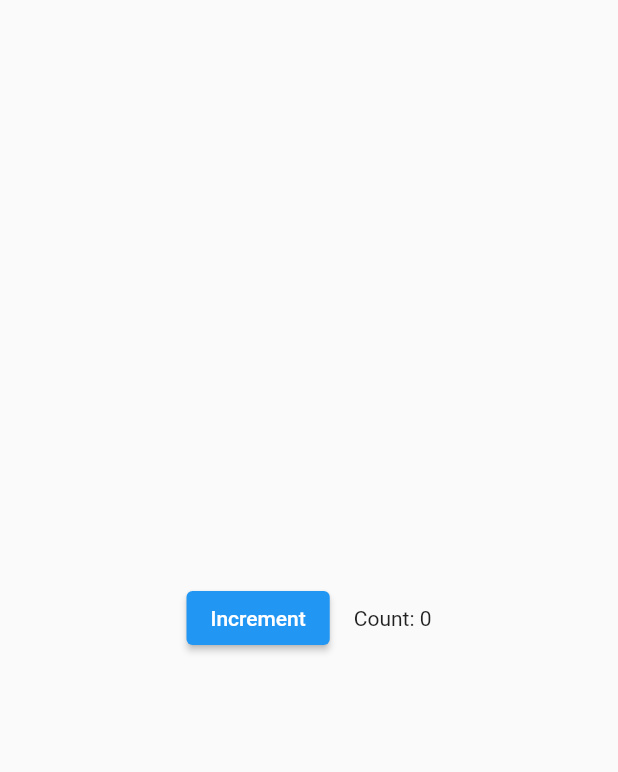
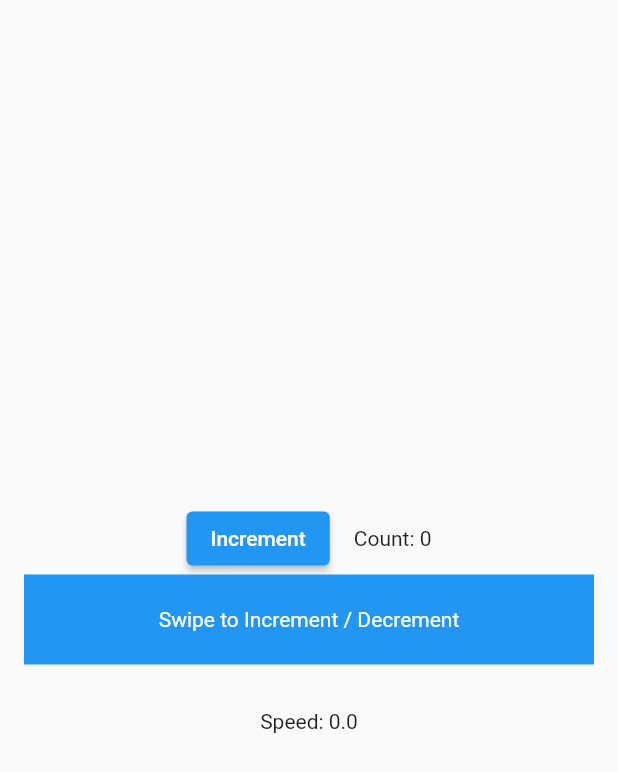
Before and after one commit to Am271/flutter-prac, a Flutter app: the screen it shows after launch, on a phone screen of 412 x 824 dp. Shown: the top 772 px of the screen. Run offline on Flutter 3.47's test engine with Material 2 defaults, Android fonts, the phone set to English and light mode, and no system bars.

Commit message:
Added swipe actions to increment or decrement

```diff
--- a/lib/main.dart
+++ b/lib/main.dart
@@ -34,6 +34,7 @@ class Counter extends StatefulWidget {
 
 class _CounterState extends State<Counter> {
   int _counter = 0;
+  double velocity = 0.0;
 
   void _increment() {
     setState(() {
@@ -41,16 +42,48 @@ class _CounterState extends State<Counter> {
     });
   }
 
+  void _updateVel(velocity_) {
+    setState(() {
+      velocity = velocity_;
+      if(velocity < 0) { // Swipe left
+        --_counter;
+      } else { // Swipe right
+        ++_counter;
+      }
+    });
+  }
+
   @override
   Widget build(BuildContext context) {
-    return Row(
+    return Column(mainAxisAlignment: MainAxisAlignment.center, children: [
+      Row(
         mainAxisAlignment: MainAxisAlignment.center,
         children: <Widget>[
           CounterIncrementor(onPressed: _increment),
           const SizedBox(width: 16),
           CounterDisplay(count: _counter),
         ],
-    );
+      ),
+      GestureDetector(
+          onHorizontalDragEnd: ((details) {
+            _updateVel(details.primaryVelocity);
+          }),
+          child: Container(
+            decoration: const BoxDecoration(color: Colors.blue),
+            height: 60,
+            margin: const EdgeInsets.symmetric(horizontal: 16.0),
+            child: const Center(
+                child: Text('Swipe to Increment / Decrement',
+                    style: TextStyle(color: Colors.white))),
+          )),
+      Container(
+        height: 30.0,
+      ),
+      Center(
+          child: Text(
+        'Speed: $velocity',
+      ))
+    ]);
   }
 }
 
```
Lines whose indentation alone changed are shown as unchanged.
